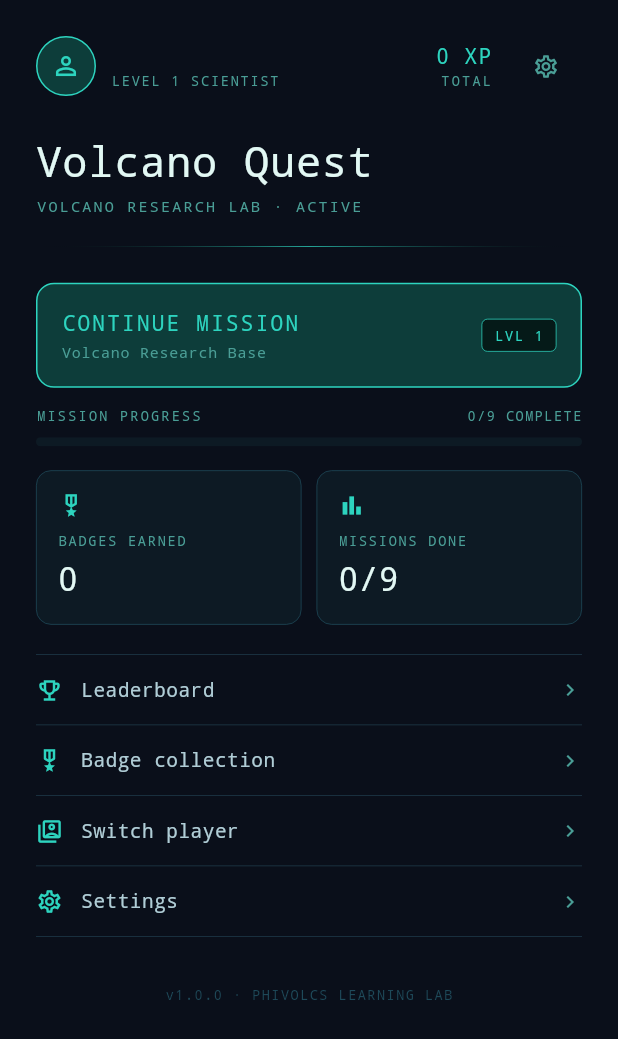
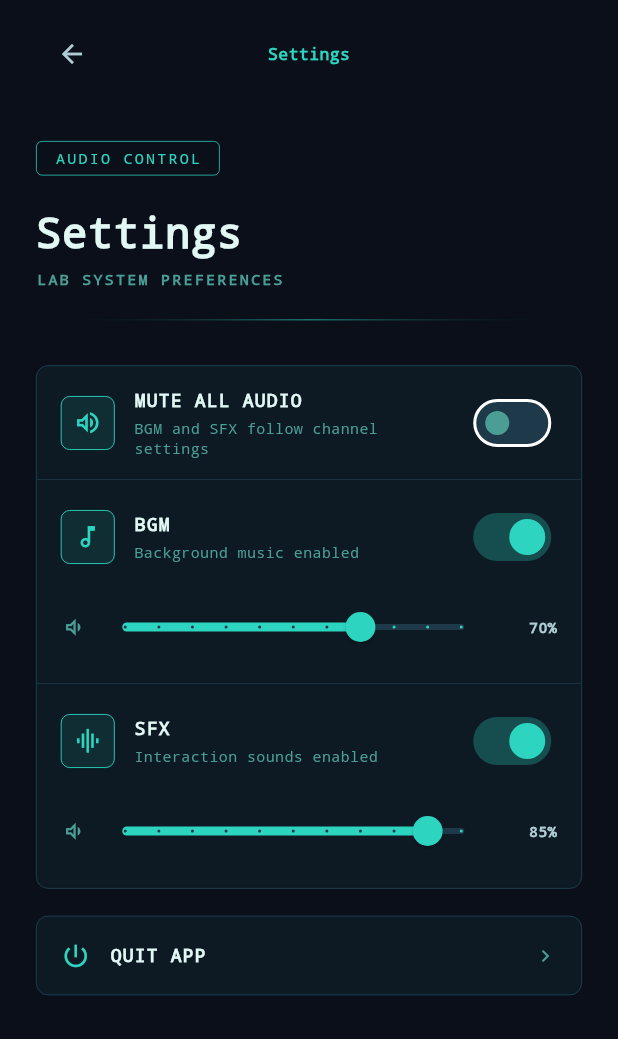
Before and after one commit to 5kydriven/volcano_quest, a Flutter app: the MainMenuScreen screen opened by its route, after a tap on "Settings", on a phone screen of 412 x 824 dp. Shown: the top 1039 px of the screen. Run offline on Flutter 3.47's test engine with Material 3 defaults, Android fonts, the phone set to English and light mode, and no system bars; our stand-ins replace flutter_riverpod, go_router, shared_preferences; missing offline and left inert: flutter_3d_controller; accounts and stored records are empty.

Commit message:
feat: Implement setting screen

```diff
--- a/lib/core/constants/app_constants.dart
+++ b/lib/core/constants/app_constants.dart
@@ -131,4 +131,9 @@ class AppConstants {
   static const String prefEarnedBadges = 'earned_badges';
   static const String prefPlayers = 'players';
   static const String prefActivePlayerId = 'active_player_id';
+  static const String prefSettingsMasterMuted = 'settings_master_muted';
+  static const String prefSettingsBgmMuted = 'settings_bgm_muted';
+  static const String prefSettingsSfxMuted = 'settings_sfx_muted';
+  static const String prefSettingsBgmVolume = 'settings_bgm_volume';
+  static const String prefSettingsSfxVolume = 'settings_sfx_volume';
 }
--- a/lib/core/routing/app_router.dart
+++ b/lib/core/routing/app_router.dart
@@ -20,6 +20,7 @@ import '../../features/onboarding/screens/onboarding_screen.dart';
 import '../../features/onboarding/screens/splash_screen.dart';
 import '../../features/player/screens/player_profiles_screen.dart';
 import '../../features/player/application/player_controller.dart';
+import '../../features/settings/screens/settings_screen.dart';
 import 'app_routes.dart';
 
 final routerProvider = Provider<GoRouter>((ref) {
@@ -49,6 +50,10 @@ final routerProvider = Provider<GoRouter>((ref) {
       GoRoute(
         path: AppRoutes.badges,
         builder: (context, state) => const BadgesScreen(),
+      ),
+      GoRoute(
+        path: AppRoutes.settings,
+        builder: (context, state) => const SettingsScreen(),
       ),
       GoRoute(
         path: AppRoutes.sideQuestVolcanoStructure,
--- a/lib/core/routing/app_routes.dart
+++ b/lib/core/routing/app_routes.dart
@@ -7,6 +7,7 @@ class AppRoutes {
   static const menu = '/menu';
   static const leaderboard = '/leaderboard';
   static const badges = '/badges';
+  static const settings = '/settings';
   static const sideQuestVolcanoStructure = '/side-quest/volcano-structure';
   static const levelEightLesson = '/level/8/field-lesson';
   static const levelPath = '/level/:levelId';
--- a/lib/features/badges/screens/badges_screen.dart
+++ b/lib/features/badges/screens/badges_screen.dart
@@ -87,7 +87,7 @@ class _BadgesTopBar extends StatelessWidget {
               color: AppColors.textSecondary,
               size: 20,
             ),
-            onPressed: () {},
+            onPressed: () => context.push(AppRoutes.settings),
           ),
         ],
       ),
--- a/lib/features/leaderboard/screens/leaderboard_screen.dart
+++ b/lib/features/leaderboard/screens/leaderboard_screen.dart
@@ -164,7 +164,7 @@ class _LeaderboardTopBar extends StatelessWidget {
             color: AppColors.textSecondary,
             size: 20,
           ),
-          onPressed: () {},
+          onPressed: () => context.push(AppRoutes.settings),
         ),
       ],
     );
--- a/lib/features/main_menu/screens/main_menu_screen.dart
+++ b/lib/features/main_menu/screens/main_menu_screen.dart
@@ -82,7 +82,7 @@ class MainMenuScreen extends ConsumerWidget {
               _NavRow(
                 icon: Icons.settings_outlined,
                 label: 'Settings',
-                onTap: () {},
+                onTap: () => context.push(AppRoutes.settings),
               ),
               _Divider(),
               const SizedBox(height: 32),
@@ -169,15 +169,6 @@ class _TopBar extends StatelessWidget {
               ),
             ),
           ],
-        ),
-        const SizedBox(width: 12),
-        IconButton(
-          icon: const Icon(
-            Icons.settings_outlined,
-            color: AppColors.textMuted,
-            size: 18,
-          ),
-          onPressed: () {},
         ),
       ],
     );
--- /dev/null
+++ b/lib/features/settings/application/settings_controller.dart
@@ -0,0 +1,100 @@
+import 'package:flutter_riverpod/legacy.dart';
+import 'package:shared_preferences/shared_preferences.dart';
+
+import '../../../core/constants/app_constants.dart';
+import '../../../core/providers/shared_preferences_provider.dart';
+
+final settingsProvider = StateNotifierProvider<SettingsNotifier, AppSettings>((
+  ref,
+) {
+  final prefs = ref.watch(sharedPreferencesProvider);
+  return SettingsNotifier(prefs);
+});
+
+class AppSettings {
+  final bool masterMuted;
+  final bool bgmMuted;
+  final bool sfxMuted;
+  final double bgmVolume;
+  final double sfxVolume;
+
+  const AppSettings({
+    required this.masterMuted,
+    required this.bgmMuted,
+    required this.sfxMuted,
+    required this.bgmVolume,
+    required this.sfxVolume,
+  });
+
+  const AppSettings.defaults()
+    : masterMuted = false,
+      bgmMuted = false,
+      sfxMuted = false,
+      bgmVolume = 0.7,
+      sfxVolume = 0.85;
+
+  bool get bgmEnabled => !masterMuted && !bgmMuted;
+  bool get sfxEnabled => !masterMuted && !sfxMuted;
+
+  AppSettings copyWith({
+    bool? masterMuted,
+    bool? bgmMuted,
+    bool? sfxMuted,
+    double? bgmVolume,
+    double? sfxVolume,
+  }) {
+    return AppSettings(
+      masterMuted: masterMuted ?? this.masterMuted,
+      bgmMuted: bgmMuted ?? this.bgmMuted,
+      sfxMuted: sfxMuted ?? this.sfxMuted,
+      bgmVolume: bgmVolume ?? this.bgmVolume,
+      sfxVolume: sfxVolume ?? this.sfxVolume,
+    );
+  }
+}
+
+class SettingsNotifier extends StateNotifier<AppSettings> {
+  final SharedPreferences _prefs;
+
+  SettingsNotifier(this._prefs) : super(const AppSettings.defaults()) {
+    state = AppSettings(
+      masterMuted:
+          _prefs.getBool(AppConstants.prefSettingsMasterMuted) ?? false,
+      bgmMuted: _prefs.getBool(AppConstants.prefSettingsBgmMuted) ?? false,
+      sfxMuted: _prefs.getBool(AppConstants.prefSettingsSfxMuted) ?? false,
+      bgmVolume: _readVolume(AppConstants.prefSettingsBgmVolume, 0.7),
+      sfxVolume: _readVolume(AppConstants.prefSettingsSfxVolume, 0.85),
+    );
+  }
+
+  double _readVolume(String key, double fallback) {
+    return (_prefs.getDouble(key) ?? fallback).clamp(0.0, 1.0);
+  }
+
+  Future<void> setMasterMuted(bool value) async {
+    state = state.copyWith(masterMuted: value);
+    await _prefs.setBool(AppConstants.prefSettingsMasterMuted, value);
+  }
+
+  Future<void> setBgmMuted(bool value) async {
+    state = state.copyWith(bgmMuted: value);
+    await _prefs.setBool(AppConstants.prefSettingsBgmMuted, value);
+  }
+
+  Future<void> setSfxMuted(bool value) async {
+    state = state.copyWith(sfxMuted: value);
+    await _prefs.setBool(AppConstants.prefSettingsSfxMuted, value);
+  }
+
+  Future<void> setBgmVolume(double value) async {
+    final volume = value.clamp(0.0, 1.0);
+    state = state.copyWith(bgmVolume: volume);
+    await _prefs.setDouble(AppConstants.prefSettingsBgmVolume, volume);
+  }
+
+  Future<void> setSfxVolume(double value) async {
+    final volume = value.clamp(0.0, 1.0);
+    state = state.copyWith(sfxVolume: volume);
+    await _prefs.setDouble(AppConstants.prefSettingsSfxVolume, volume);
+  }
+}
--- /dev/null
+++ b/lib/features/settings/screens/settings_screen.dart
@@ -0,0 +1,424 @@
+import 'package:flutter/material.dart';
+import 'package:flutter_riverpod/flutter_riverpod.dart';
+import 'package:go_router/go_router.dart';
+
+import '../../../core/routing/app_routes.dart';
+import '../../../core/theme/app_theme.dart';
+import '../../../shared/widgets/lab_widgets.dart';
+import '../application/settings_controller.dart';
+
+class SettingsScreen extends ConsumerWidget {
+  const SettingsScreen({super.key});
+
+  @override
+  Widget build(BuildContext context, WidgetRef ref) {
+    final settings = ref.watch(settingsProvider);
+    final notifier = ref.read(settingsProvider.notifier);
+
+    return Scaffold(
+      backgroundColor: AppColors.background,
+      body: SafeArea(
+        child: SingleChildScrollView(
+          padding: const EdgeInsets.fromLTRB(24, 12, 24, 28),
+          child: Column(
+            crossAxisAlignment: CrossAxisAlignment.start,
+            children: [
+              const _SettingsTopBar(),
+              const SizedBox(height: 34),
+              const LabBadge(text: 'AUDIO CONTROL'),
+              const SizedBox(height: 18),
+              const Text(
+                'Settings',
+                style: TextStyle(
+                  color: AppColors.textPrimary,
+                  fontSize: 28,
+                  fontWeight: FontWeight.w700,
+                  letterSpacing: 0.4,
+                ),
+              ),
+              const SizedBox(height: 4),
+              const Text(
+                'LAB SYSTEM PREFERENCES',
+                style: TextStyle(
+                  color: AppColors.textMuted,
+                  fontSize: 10,
+                  fontWeight: FontWeight.w700,
+                  letterSpacing: 1.5,
+                ),
+              ),
+              const SizedBox(height: 12),
+              const ScanLine(),
+              const SizedBox(height: 22),
+              _SettingsPanel(
+                children: [
+                  _SettingSwitchRow(
+                    icon: settings.masterMuted
+                        ? Icons.volume_off_outlined
+                        : Icons.volume_up_outlined,
+                    title: 'Mute all audio',
+                    subtitle: settings.masterMuted
+                        ? 'BGM and SFX output disabled'
+                        : 'BGM and SFX follow channel settings',
+                    value: settings.masterMuted,
+                    onChanged: notifier.setMasterMuted,
+                  ),
+                  const _PanelDivider(),
+                  _AudioChannelRow(
+                    icon: Icons.music_note_outlined,
+                    title: 'BGM',
+                    subtitle: settings.bgmEnabled
+                        ? 'Background music enabled'
+                        : 'Background music muted',
+                    enabled: !settings.masterMuted,
+                    switchValue: !settings.bgmMuted,
+                    volume: settings.bgmVolume,
+                    onSwitchChanged: (value) => notifier.setBgmMuted(!value),
+                    onVolumeChanged: notifier.setBgmVolume,
+                  ),
+                  const _PanelDivider(),
+                  _AudioChannelRow(
+                    icon: Icons.graphic_eq_outlined,
+                    title: 'SFX',
+                    subtitle: settings.sfxEnabled
+                        ? 'Interaction sounds enabled'
+                        : 'Interaction sounds muted',
+                    enabled: !settings.masterMuted,
+                    switchValue: !settings.sfxMuted,
+                    volume: settings.sfxVolume,
+                    onSwitchChanged: (value) => notifier.setSfxMuted(!value),
+                    onVolumeChanged: notifier.setSfxVolume,
+                  ),
+                ],
+              ),
+              const SizedBox(height: 18),
+              _SettingsPanel(
+                children: [
+                  _QuitRow(onTap: () => _confirmQuit(context)),
+                ],
+              ),
+            ],
+          ),
+        ),
+      ),
+    );
+  }
+
+  Future<void> _confirmQuit(BuildContext context) async {
+    final shouldQuit = await showDialog<bool>(
+      context: context,
+      builder: (context) {
+        return AlertDialog(
+          backgroundColor: AppColors.surface,
+          title: const Text('Quit Volcano Quest?'),
+          content: const Text('Your mission progress is saved locally.'),
+          actions: [
+            TextButton(
+              onPressed: () => Navigator.of(context).pop(false),
+              child: const Text('CANCEL'),
+            ),
+            TextButton(
+              onPressed: () => Navigator.of(context).pop(true),
+              child: const Text('QUIT'),
+            ),
+          ],
+        );
+      },
+    );
+
+    if (shouldQuit == true) {
+      if (context.mounted) {
+        context.go(AppRoutes.splash);
+      }
+    }
+  }
+}
+
+class _SettingsTopBar extends StatelessWidget {
+  const _SettingsTopBar();
+
+  @override
+  Widget build(BuildContext context) {
+    return Row(
+      children: [
+        IconButton(
+          icon: const Icon(
+            Icons.arrow_back,
+            color: AppColors.textSecondary,
+            size: 20,
+          ),
+          onPressed: () {
+            if (context.canPop()) {
+              context.pop();
+              return;
+            }
+            context.go(AppRoutes.menu);
+          },
+        ),
+        const Spacer(),
+        const Text(
+          'Settings',
+          style: TextStyle(
+            color: AppColors.teal,
+            fontSize: 11,
+            fontWeight: FontWeight.w700,
+          ),
+        ),
+        const Spacer(),
+        const SizedBox(width: 48),
+      ],
+    );
+  }
+}
+
+class _SettingsPanel extends StatelessWidget {
+  final List<Widget> children;
+
+  const _SettingsPanel({required this.children});
+
+  @override
+  Widget build(BuildContext context) {
+    return Container(
+      width: double.infinity,
+      decoration: BoxDecoration(
+        color: AppColors.surface,
+        border: Border.all(color: AppColors.borderAlt, width: 0.5),
+        borderRadius: BorderRadius.circular(8),
+      ),
+      child: Column(children: children),
+    );
+  }
+}
+
+class _SettingSwitchRow extends StatelessWidget {
+  final IconData icon;
+  final String title;
+  final String subtitle;
+  final bool value;
+  final ValueChanged<bool>? onChanged;
+
+  const _SettingSwitchRow({
+    required this.icon,
+    required this.title,
+    required this.subtitle,
+    required this.value,
+    required this.onChanged,
+  });
+
+  @override
+  Widget build(BuildContext context) {
+    return Padding(
+      padding: const EdgeInsets.symmetric(horizontal: 16, vertical: 14),
+      child: Row(
+        children: [
+          Container(
+            width: 36,
+            height: 36,
+            decoration: BoxDecoration(
+              color: AppColors.teal.withValues(alpha: 0.1),
+              border: Border.all(color: AppColors.teal, width: 0.6),
+              borderRadius: BorderRadius.circular(6),
+            ),
+            child: Icon(icon, color: AppColors.teal, size: 19),
+          ),
+          const SizedBox(width: 13),
+          Expanded(
+            child: Column(
+              crossAxisAlignment: CrossAxisAlignment.start,
+              children: [
+                Text(
+                  title.toUpperCase(),
+                  style: const TextStyle(
+                    color: AppColors.textPrimary,
+                    fontSize: 12,
+                    fontWeight: FontWeight.w700,
+                    letterSpacing: 0.8,
+                  ),
+                ),
+                const SizedBox(height: 4),
+                Text(
+                  subtitle,
+                  style: const TextStyle(
+                    color: AppColors.textMuted,
+                    fontSize: 10,
+                    height: 1.3,
+                  ),
+                ),
+              ],
+            ),
+          ),
+          const SizedBox(width: 12),
+          Switch(
+            value: value,
+            activeThumbColor: AppColors.teal,
+            activeTrackColor: AppColors.teal.withValues(alpha: 0.28),
+            inactiveThumbColor: AppColors.textMuted,
+            inactiveTrackColor: AppColors.border,
+            onChanged: onChanged,
+          ),
+        ],
+      ),
+    );
+  }
+}
+
+class _AudioChannelRow extends StatelessWidget {
+  final IconData icon;
+  final String title;
+  final String subtitle;
+  final bool enabled;
+  final bool switchValue;
+  final double volume;
+  final ValueChanged<bool> onSwitchChanged;
+  final ValueChanged<double> onVolumeChanged;
+
+  const _AudioChannelRow({
+    required this.icon,
+    required this.title,
+    required this.subtitle,
+    required this.enabled,
+    required this.switchValue,
+    required this.volume,
+    required this.onSwitchChanged,
+    required this.onVolumeChanged,
+  });
+
+  @override
+  Widget build(BuildContext context) {
+    final channelActive = enabled && switchValue;
+    final content = Padding(
+      padding: const EdgeInsets.symmetric(horizontal: 16, vertical: 14),
+      child: Column(
+        children: [
+          Row(
+            children: [
+              Container(
+                width: 36,
+                height: 36,
+                decoration: BoxDecoration(
+                  color: AppColors.teal.withValues(alpha: 0.1),
+                  border: Border.all(color: AppColors.teal, width: 0.6),
+                  borderRadius: BorderRadius.circular(6),
+                ),
+                child: Icon(icon, color: AppColors.teal, size: 19),
+              ),
+              const SizedBox(width: 13),
+              Expanded(
+                child: Column(
+                  crossAxisAlignment: CrossAxisAlignment.start,
+                  children: [
+                    Text(
+                      title.toUpperCase(),
+                      style: const TextStyle(
+                        color: AppColors.textPrimary,
+                        fontSize: 12,
+                        fontWeight: FontWeight.w700,
+                        letterSpacing: 0.8,
+                      ),
+                    ),
+                    const SizedBox(height: 4),
+                    Text(
+                      enabled ? subtitle : 'Disabled by mute all audio',
+                      style: const TextStyle(
+                        color: AppColors.textMuted,
+                        fontSize: 10,
+                        height: 1.3,
+                      ),
+                    ),
+                  ],
+                ),
+              ),
+              const SizedBox(width: 12),
+              Switch(
+                value: switchValue,
+                activeThumbColor: AppColors.teal,
+                activeTrackColor: AppColors.teal.withValues(alpha: 0.28),
+                inactiveThumbColor: AppColors.textMuted,
+                inactiveTrackColor: AppColors.border,
+                onChanged: enabled ? onSwitchChanged : null,
+              ),
+            ],
+          ),
+          const SizedBox(height: 12),
+          Row(
+            children: [
+              const Icon(
+                Icons.volume_down_outlined,
+                color: AppColors.textMuted,
+                size: 17,
+              ),
+              Expanded(
+                child: Slider(
+                  value: volume,
+                  min: 0,
+                  max: 1,
+                  divisions: 10,
+                  activeColor: AppColors.teal,
+                  inactiveColor: AppColors.border,
+                  onChanged: channelActive ? onVolumeChanged : null,
+                ),
+              ),
+              SizedBox(
+                width: 38,
+                child: Text(
+                  '${(volume * 100).round()}%',
+                  textAlign: TextAlign.right,
+                  style: const TextStyle(
+                    color: AppColors.textSecondary,
+                    fontSize: 10,
+                    fontWeight: FontWeight.w700,
+                  ),
+                ),
+              ),
+            ],
+          ),
+        ],
+      ),
+    );
+
+    return Opacity(opacity: enabled ? 1 : 0.48, child: content);
+  }
+}
+
+class _QuitRow extends StatelessWidget {
+  final VoidCallback onTap;
+
+  const _QuitRow({required this.onTap});
+
+  @override
+  Widget build(BuildContext context) {
+    return InkWell(
+      onTap: onTap,
+      splashColor: AppColors.teal.withValues(alpha: 0.05),
+      child: const Padding(
+        padding: EdgeInsets.symmetric(horizontal: 16, vertical: 16),
+        child: Row(
+          children: [
+            Icon(Icons.power_settings_new, color: AppColors.teal, size: 20),
+            SizedBox(width: 13),
+            Expanded(
+              child: Text(
+                'QUIT APP',
+                style: TextStyle(
+                  color: AppColors.textPrimary,
+                  fontSize: 12,
+                  fontWeight: FontWeight.w700,
+                  letterSpacing: 0.8,
+                ),
+              ),
+            ),
+            Icon(Icons.chevron_right, color: AppColors.textMuted, size: 16),
+          ],
+        ),
+      ),
+    );
+  }
+}
+
+class _PanelDivider extends StatelessWidget {
+  const _PanelDivider();
+
+  @override
+  Widget build(BuildContext context) {
+    return const Divider(color: AppColors.border, thickness: 0.5, height: 0);
+  }
+}
```
